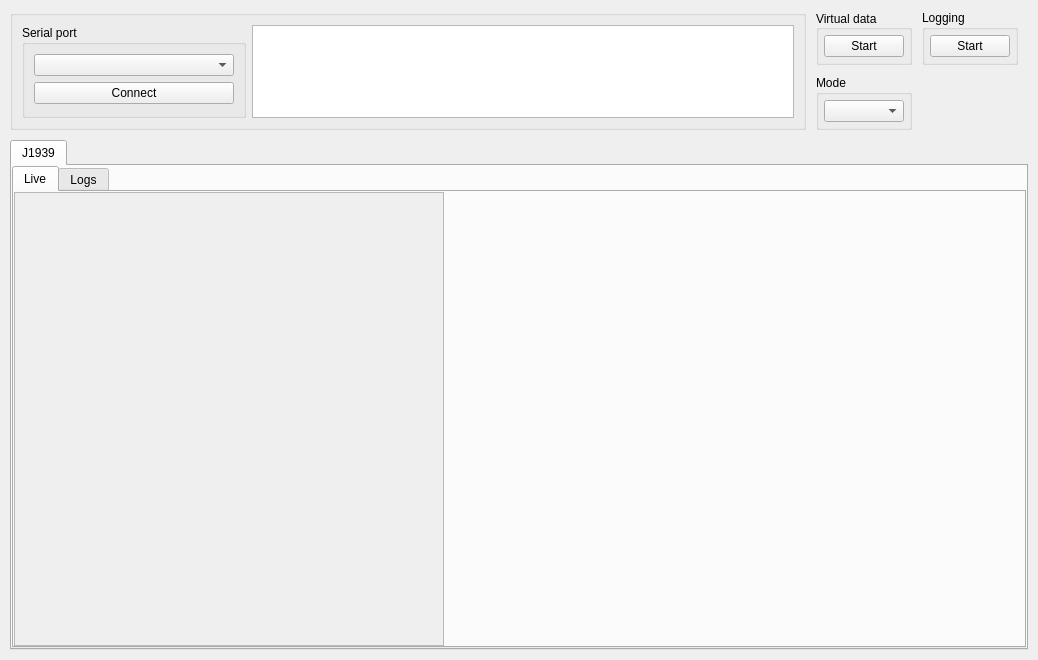
nelisbrink/TopDrywer, file mainwindow.ui: the form before one commit.
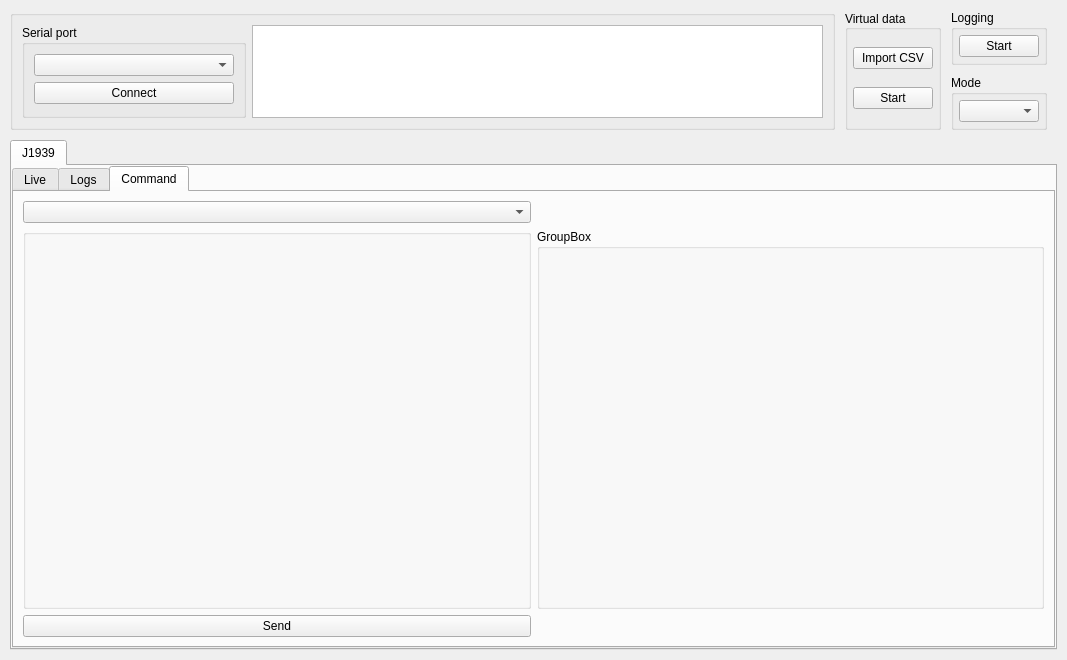
The form after the commit. The open tabs and pages were chosen to show the change. Icons and pictures are not drawn. Custom widgets are drawn as their Qt base class.

The edit to the form file:
```diff
--- a/mainwindow.ui
+++ b/mainwindow.ui
@@ -6,7 +6,7 @@
    <rect>
     <x>0</x>
     <y>0</y>
-    <width>1038</width>
+    <width>1067</width>
     <height>660</height>
    </rect>
   </property>
@@ -68,61 +68,6 @@
       </layout>
      </widget>
     </item>
-    <item row="1" column="1">
-     <widget class="QGroupBox" name="groupBox_4">
-      <property name="title">
-       <string>Mode</string>
-      </property>
-      <layout class="QGridLayout" name="gridLayout_3">
-       <property name="leftMargin">
-        <number>5</number>
-       </property>
-       <property name="topMargin">
-        <number>5</number>
-       </property>
-       <property name="rightMargin">
-        <number>5</number>
-       </property>
-       <property name="bottomMargin">
-        <number>5</number>
-       </property>
-       <item row="0" column="0">
-        <widget class="QComboBox" name="cbActivate"/>
-       </item>
-      </layout>
-     </widget>
-    </item>
-    <item row="0" column="1">
-     <widget class="QGroupBox" name="groupBox_2">
-      <property name="title">
-       <string>Virtual data</string>
-      </property>
-      <property name="alignment">
-       <set>Qt::AlignLeading|Qt::AlignLeft|Qt::AlignVCenter</set>
-      </property>
-      <layout class="QGridLayout" name="gridLayout_5">
-       <property name="leftMargin">
-        <number>5</number>
-       </property>
-       <property name="topMargin">
-        <number>5</number>
-       </property>
-       <property name="rightMargin">
-        <number>5</number>
-       </property>
-       <property name="bottomMargin">
-        <number>5</number>
-       </property>
-       <item row="0" column="0">
-        <widget class="QPushButton" name="pbVirtualRead">
-         <property name="text">
-          <string>Start</string>
-         </property>
-        </widget>
-       </item>
-      </layout>
-     </widget>
-    </item>
     <item row="0" column="2">
      <widget class="QGroupBox" name="groupBox_3">
       <property name="title">
@@ -214,8 +159,8 @@
                 <rect>
                  <x>0</x>
                  <y>0</y>
-                 <width>425</width>
-                 <height>428</height>
+                 <width>437</width>
+                 <height>445</height>
                 </rect>
                </property>
               </widget>
@@ -284,6 +229,40 @@
             </item>
            </layout>
           </widget>
+          <widget class="QWidget" name="tabCmd">
+           <attribute name="title">
+            <string>Command</string>
+           </attribute>
+           <layout class="QGridLayout" name="gridLayout_9" rowstretch="1,0,0">
+            <item row="1" column="0">
+             <widget class="QGroupBox" name="groupBoxCmd">
+              <property name="title">
+               <string/>
+              </property>
+              <property name="flat">
+               <bool>false</bool>
+              </property>
+             </widget>
+            </item>
+            <item row="0" column="0">
+             <widget class="QComboBox" name="cbCmd"/>
+            </item>
+            <item row="2" column="0">
+             <widget class="QPushButton" name="pbCmd">
+              <property name="text">
+               <string>Send</string>
+              </property>
+             </widget>
+            </item>
+            <item row="1" column="1">
+             <widget class="QGroupBox" name="groupBox_7">
+              <property name="title">
+               <string>GroupBox</string>
+              </property>
+             </widget>
+            </item>
+           </layout>
+          </widget>
          </widget>
         </item>
        </layout>
@@ -291,37 +270,65 @@
      </widget>
     </item>
     <item row="1" column="2">
-     <widget class="QLabel" name="label_2">
-      <property name="sizePolicy">
-       <sizepolicy hsizetype="Expanding" vsizetype="Expanding">
-        <horstretch>0</horstretch>
-        <verstretch>0</verstretch>
-       </sizepolicy>
+     <widget class="QGroupBox" name="groupBox_4">
+      <property name="title">
+       <string>Mode</string>
       </property>
-      <property name="minimumSize">
-       <size>
-        <width>0</width>
-        <height>0</height>
-       </size>
-      </property>
-      <property name="maximumSize">
-       <size>
-        <width>80</width>
-        <height>80</height>
-       </size>
-      </property>
-      <property name="text">
-       <string/>
-      </property>
-      <property name="pixmap">
-       <pixmap resource="../build-TopDrywer-Qt_6_2_4_for_macOS-Debug/qmake_resources.qrc">:/icon.png</pixmap>
-      </property>
-      <property name="scaledContents">
-       <bool>true</bool>
+      <layout class="QGridLayout" name="gridLayout_3">
+       <property name="leftMargin">
+        <number>5</number>
+       </property>
+       <property name="topMargin">
+        <number>5</number>
+       </property>
+       <property name="rightMargin">
+        <number>5</number>
+       </property>
+       <property name="bottomMargin">
+        <number>5</number>
+       </property>
+       <item row="0" column="0">
+        <widget class="QComboBox" name="cbActivate"/>
+       </item>
+      </layout>
+     </widget>
+    </item>
+    <item row="0" column="1" rowspan="2">
+     <widget class="QGroupBox" name="groupBox_2">
+      <property name="title">
+       <string>Virtual data</string>
       </property>
       <property name="alignment">
-       <set>Qt::AlignCenter</set>
+       <set>Qt::AlignLeading|Qt::AlignLeft|Qt::AlignVCenter</set>
       </property>
+      <layout class="QGridLayout" name="gridLayout_5">
+       <property name="leftMargin">
+        <number>5</number>
+       </property>
+       <property name="topMargin">
+        <number>5</number>
+       </property>
+       <property name="rightMargin">
+        <number>5</number>
+       </property>
+       <property name="bottomMargin">
+        <number>5</number>
+       </property>
+       <item row="1" column="0">
+        <widget class="QPushButton" name="pbVirtualRead">
+         <property name="text">
+          <string>Start</string>
+         </property>
+        </widget>
+       </item>
+       <item row="0" column="0">
+        <widget class="QPushButton" name="pbVirtualFile">
+         <property name="text">
+          <string>Import CSV</string>
+         </property>
+        </widget>
+       </item>
+      </layout>
      </widget>
     </item>
    </layout>
```
Left out of the diff: 8 changed lines with no effect on the pictures.
